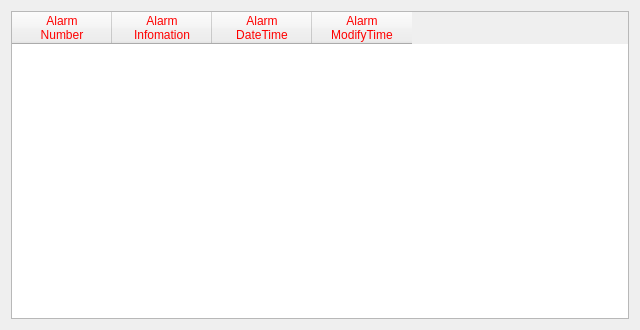
Qt form categorypage/icalarmframe.ui (dongdong-2009/3-5AxisRobot) before a commit.
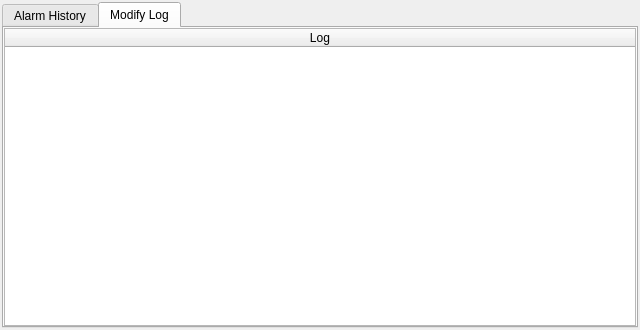
The same form after that commit. The open tabs and pages were chosen to show the change.

```diff
--- a/categorypage/icalarmframe.ui
+++ b/categorypage/icalarmframe.ui
@@ -28,6 +28,40 @@
    <enum>QFrame::Plain</enum>
   </property>
   <layout class="QVBoxLayout" name="verticalLayout">
+   <property name="leftMargin">
+    <number>2</number>
+   </property>
+   <property name="topMargin">
+    <number>2</number>
+   </property>
+   <property name="rightMargin">
+    <number>2</number>
+   </property>
+   <property name="bottomMargin">
+    <number>2</number>
+   </property>
+   <item>
+    <widget class="QTabWidget" name="tabWidget">
+     <property name="currentIndex">
+      <number>0</number>
+     </property>
+     <widget class="QWidget" name="tab">
+      <attribute name="title">
+       <string>Alarm History</string>
+      </attribute>
+      <layout class="QVBoxLayout" name="verticalLayout_2">
+       <property name="leftMargin">
+        <number>0</number>
+       </property>
+       <property name="topMargin">
+        <number>0</number>
+       </property>
+       <property name="rightMargin">
+        <number>0</number>
+       </property>
+       <property name="bottomMargin">
+        <number>0</number>
+       </property>
    <item>
     <widget class="QTableWidget" name="alarmHistoryTableWidget">
      <property name="sizePolicy">
@@ -79,6 +113,41 @@
 ModifyTime</string>
       </property>
      </column>
+        </widget>
+       </item>
+      </layout>
+     </widget>
+     <widget class="QWidget" name="tab_2">
+      <attribute name="title">
+       <string>Modify Log</string>
+      </attribute>
+      <layout class="QVBoxLayout" name="verticalLayout_3">
+       <property name="leftMargin">
+        <number>0</number>
+       </property>
+       <property name="topMargin">
+        <number>0</number>
+       </property>
+       <property name="rightMargin">
+        <number>0</number>
+       </property>
+       <property name="bottomMargin">
+        <number>0</number>
+       </property>
+       <item>
+        <widget class="QTableWidget" name="logTable">
+         <attribute name="horizontalHeaderStretchLastSection">
+          <bool>true</bool>
+         </attribute>
+         <column>
+          <property name="text">
+           <string>Log</string>
+          </property>
+         </column>
+        </widget>
+       </item>
+      </layout>
+     </widget>
     </widget>
    </item>
   </layout>
```
Lines whose indentation alone changed are shown as unchanged.
